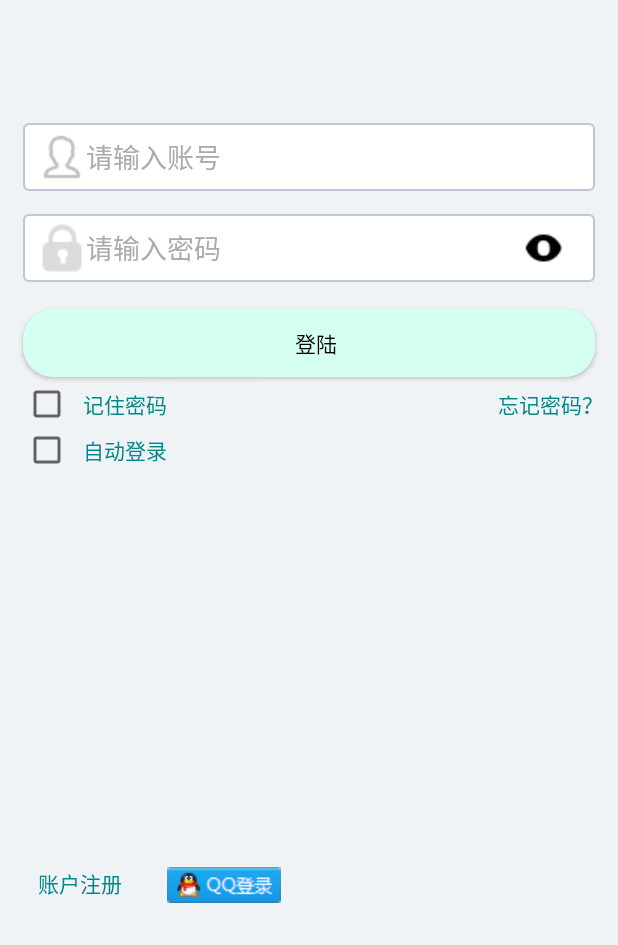
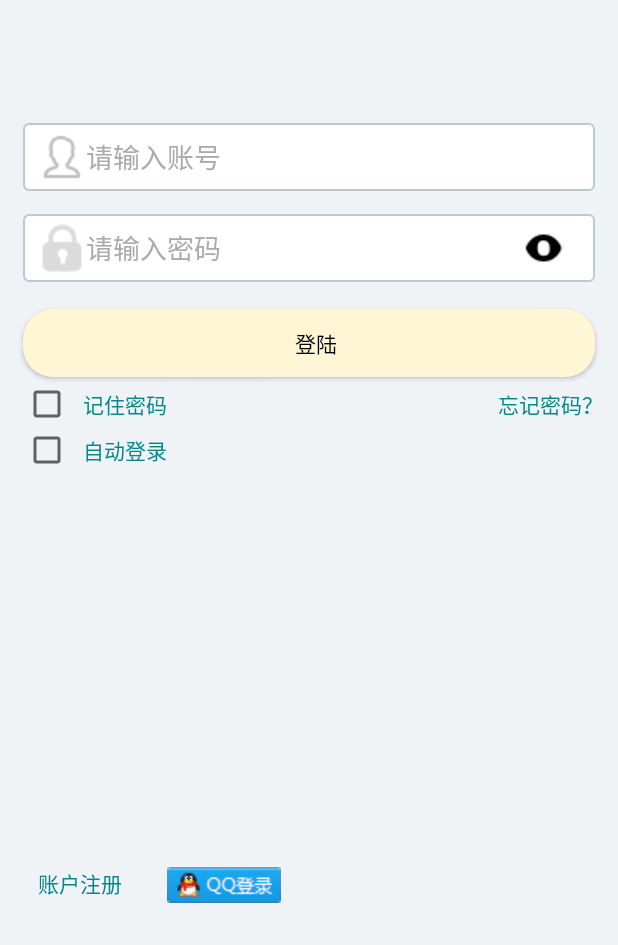
Before and after one commit to baifan666/MyApplication, an Android app: the screen it shows after launch (MainActivity), on a phone screen of 412 x 824 dp, the part 291-1236 px from its top. Run offline under Robolectric (Android 15) with nearby library versions, the phone set to English and light mode, and no system bars; libraries missing offline, so code that uses them is left out: com.baidu.mapapi, com.tencent.connect, com.tencent.smtt, com.tencent.tauth, io.rong.imkit and 2 more; 10 statements that could not run were skipped.

Commit message:
修改自动登陆存在的问题

```diff
--- a/app/src/main/java/com/example/baifan/myapplication/activity/ForgetActivity.java
+++ b/app/src/main/java/com/example/baifan/myapplication/activity/ForgetActivity.java
@@ -20,7 +20,6 @@ import android.widget.ImageView;
 import com.example.baifan.myapplication.R;
 import com.example.baifan.myapplication.application.ExitApplication;
 import com.example.baifan.myapplication.utils.AES256Encryption;
-import com.example.baifan.myapplication.utils.AddMessageUtils;
 import com.example.baifan.myapplication.utils.DialogUtils;
 import com.example.baifan.myapplication.utils.HttpUtils;
 
@@ -28,8 +27,6 @@ import org.xmlpull.v1.XmlPullParser;
 import org.xmlpull.v1.XmlPullParserFactory;
 
 import java.io.StringReader;
-import java.text.SimpleDateFormat;
-import java.util.Date;
 
 import sun.misc.BASE64Encoder;
 
@@ -109,7 +106,7 @@ public class ForgetActivity extends Activity {
             public void run() {
                 String url = SERVER_ADDRESS+"/changePassword.jsp?account=" + account2+ "&newPassword=" + password2;
                 Message msg = new Message();
-                msg.what = 2;
+                msg.what = SET_PASSWORD;
                 msg.obj = HttpUtils.connection(url).toString();
                 handler.sendMessage(msg);
                 // Handler
--- a/app/src/main/java/com/example/baifan/myapplication/activity/MainActivity.java
+++ b/app/src/main/java/com/example/baifan/myapplication/activity/MainActivity.java
@@ -92,11 +92,11 @@ public class MainActivity extends AppCompatActivity {
         username = (EditText) findViewById(R.id.username);
         userpassword = (EditText) findViewById(R.id.userpassword);
         boolean isRemenber = pref.getBoolean("remember_password",false);
-        boolean isCheck = pref.getBoolean("autologin",false);
+        editor=pref.edit();
         if("0".equals(tuichu)) {
-            isCheck = false;
             editor.putBoolean("autologin",false);
             autologin.setChecked(false);
+            editor.apply();
         }
         if(isRemenber){
             //将账号和密码都设置到文本中
@@ -305,14 +305,14 @@ public class MainActivity extends AppCompatActivity {
                                             } else {
                                                 editor.putBoolean("autologin", false);
                                             }
+                                            editor.apply();
                                         } else {
                                             editor.clear();
                                         }
-                                        editor.apply();
                                     }
-                                    Log.d("MainActivity", "--onSuccess--" + userid);
                                     if(0 == flag) {
                                         Toast.makeText(MainActivity.this, "登录成功,用户：" + userid, Toast.LENGTH_SHORT).show();
+                                        Toast.makeText(MainActivity.this, isQQLogin+";"+uname, Toast.LENGTH_SHORT).show();
                                         RongIM.getInstance().setCurrentUserInfo(new io.rong.imlib.model.UserInfo(userid, userid, Uri.parse(headurl)));
                                         SimpleDateFormat simpleDateFormat = new SimpleDateFormat("yyyy年MM月dd日 HH:mm:ss");// HH:mm:ss
                                         //获取当前时间
@@ -359,9 +359,9 @@ public class MainActivity extends AppCompatActivity {
                                 }
                             });
                             dialog.show();
+                            isQQLogin = 0;
                         }
                         result = "";
-                        isQQLogin = 0;
                         break;
                     case 2:
                         String response1 = (String) msg.obj;
@@ -487,9 +487,7 @@ public class MainActivity extends AppCompatActivity {
     @Override
     protected void onActivityResult(int requestCode, int resultCode, Intent data) {
         super.onActivityResult(requestCode, resultCode, data);
-
         Tencent.onActivityResultData(requestCode, resultCode, data, new BaseUiListener());
-
         if(requestCode == Constants.REQUEST_API) {
             if(resultCode == Constants.REQUEST_LOGIN) {
                 Tencent.handleResultData(data, new BaseUiListener());
--- a/app/src/main/java/com/example/baifan/myapplication/activity/RegActivity.java
+++ b/app/src/main/java/com/example/baifan/myapplication/activity/RegActivity.java
@@ -144,7 +144,7 @@ public class RegActivity extends Activity {
                     try {
                         key = AES256Encryption.getKeyByPass();
                         // 加密
-                        data = AES256Encryption.encrypt(new_act_edit.getText().toString().getBytes(), key);
+                        data = AES256Encryption.encrypt(new_psd1.getBytes(), key);
                         base64Encoder = new BASE64Encoder();
                     } catch (Exception e) {
                         e.printStackTrace();
--- a/app/src/main/java/com/example/baifan/myapplication/activity/SpecificActivity.java
+++ b/app/src/main/java/com/example/baifan/myapplication/activity/SpecificActivity.java
@@ -266,7 +266,7 @@ public class SpecificActivity extends Activity {
             @Override
             public void displayImage(Context context, Object path, ImageView imageView) {
                 String p = String.valueOf(path);
-                Glide.with(getApplicationContext()).load(p).placeholder(R.drawable.jiazaizhong)//图片加载出来前，显示的图片
+                Glide.with(getApplicationContext()).load(p).thumbnail(0.1f).placeholder(R.drawable.jiazaizhong)//图片加载出来前，显示的图片
                         .listener(requestListener)
                         .error(R.drawable.error)//图片加载失败后，显示的图片
                         .into(imageView);
@@ -307,6 +307,8 @@ public class SpecificActivity extends Activity {
                 intent.putExtra("account",account); // 向下一个界面传递信息
                 intent.putExtra("goodsid",goodsInfo.getId()); // 向下一个界面传递信息
                 intent.putExtra("headurl",headurl);
+                intent.putExtra("title",goodsInfo.getTitle());
+                intent.putExtra("seller",goodsInfo.getUsername());
                 startActivity(intent);
             }
         });
--- a/app/src/main/res/drawable/btn_green.xml
+++ b/app/src/main/res/drawable/btn_green.xml
@@ -9,7 +9,7 @@
     </item>
     <item android:state_pressed="false">
         <shape>
-            <solid android:color="#d5fff0" />
+            <solid android:color="#fff6d5" />
             <corners android:radius="20dp"/>
         </shape>
     </item>
--- a/app/src/main/res/layout/tab02.xml
+++ b/app/src/main/res/layout/tab02.xml
@@ -180,7 +180,7 @@
             android:background="@drawable/btn_green"
             android:layout_gravity="center"
             android:text="发布"
-            android:textColor="#FFFFFF"
+            android:textColor="#000000"
             android:textSize="20sp" />
     </LinearLayout>
 
```
Also changed, not shown: app/src/main/java/com/example/baifan/myapplication/activity/CommentActivity.java (+23 -1 lines).
